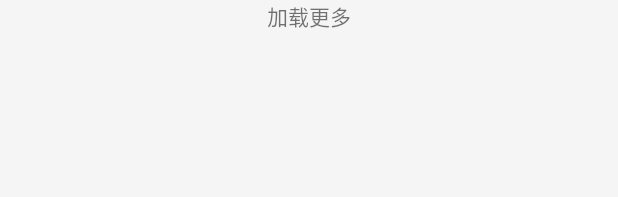
After one commit to heroPool/FuluCenter201612, an Android app: the layout xinppin_footer.xml on its own in the app's theme, with its tools: preview values and no code run, on a phone screen of 412 x 824 dp. The commit adds this screen. Shown: the top 197 px of the screen. Run offline under Robolectric (Android 15) with nearby library versions, the phone set to English and light mode, and no system bars.

Commit message:
添加脚标，优化脚标居中

```diff
--- /dev/null
+++ b/app/src/main/res/layout/xinppin_footer.xml
@@ -0,0 +1,10 @@
+<?xml version="1.0" encoding="utf-8"?>
+<TextView xmlns:android="http://schemas.android.com/apk/res/android"
+    android:id="@+id/textfooter"
+    android:layout_width="match_parent"
+    android:layout_height="wrap_content"
+    android:gravity="center_horizontal"
+    android:text="加载更多"
+    android:visibility="visible">
+
+</TextView>
```
Also changed, not shown: app/src/main/java/com/example/administrator/fulishe201612/adapter/RecyclerViewAdapter.java (+56 -3 lines), app/src/main/java/com/example/administrator/fulishe201612/fragments/Xinpin.java (+33 -2 lines).
